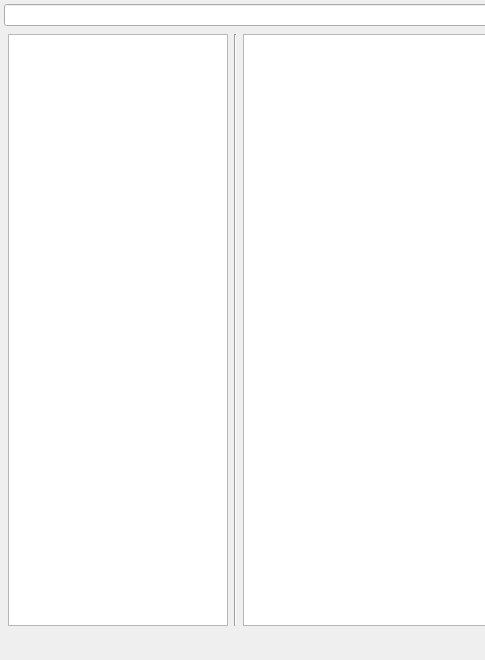
Above: src/moduleselectdialog.ui from syntalos/syntalos before the change; both pictures show x 0 to 485 and y 0 to 660 of the 980 by 660 pixel window. Below: the same form after it.
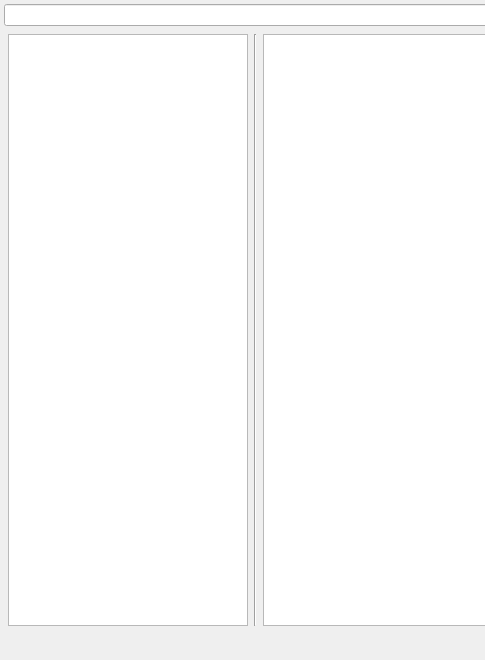
That is the form after the change.

Commit message: Make module select dialog work better with fractional scaling displays

Diff of the .ui file:
```diff
--- a/src/moduleselectdialog.ui
+++ b/src/moduleselectdialog.ui
@@ -60,7 +60,7 @@
         </property>
         <property name="maximumSize">
          <size>
-          <width>220</width>
+          <width>240</width>
           <height>16777215</height>
          </size>
         </property>
```
Left out of the diff: 2 changed lines with no effect on the pictures. The commit also changes 1 other file.
